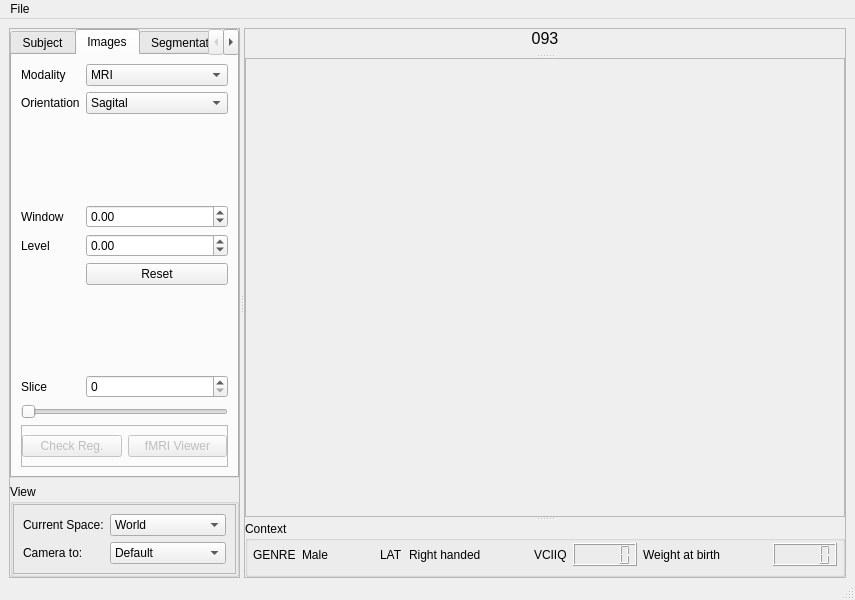
Old version of the form braviz/interaction/qt_guis/subject_overview.ui in the repository diego0020/braviz-app.
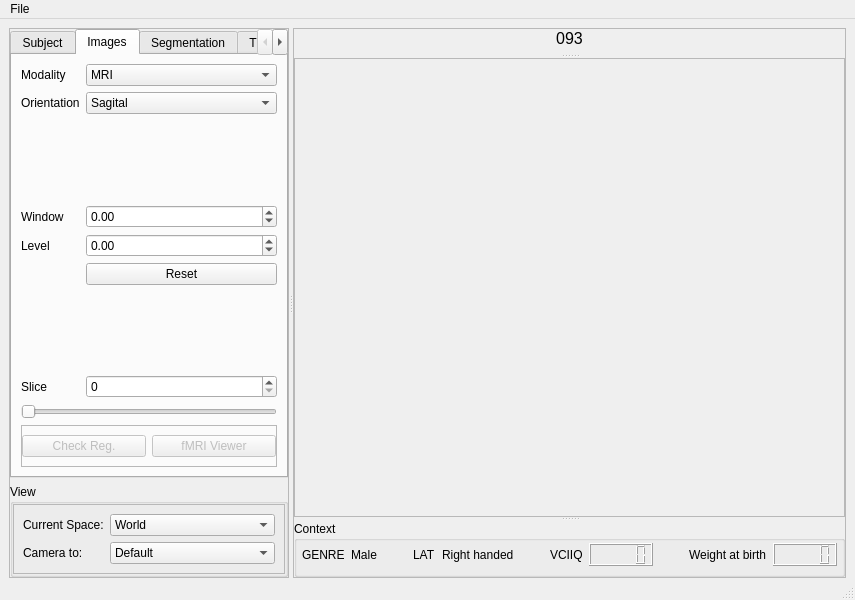
New version of the form. The open tabs and pages were chosen to show the change.

Commit message: subjects table

Diff of the .ui file:
```diff
--- a/braviz/interaction/qt_guis/subject_overview.ui
+++ b/braviz/interaction/qt_guis/subject_overview.ui
@@ -51,6 +51,12 @@
         </property>
         <item>
          <widget class="QTabWidget" name="tab_controls">
+          <property name="sizePolicy">
+           <sizepolicy hsizetype="MinimumExpanding" vsizetype="Preferred">
+            <horstretch>0</horstretch>
+            <verstretch>0</verstretch>
+           </sizepolicy>
+          </property>
           <property name="minimumSize">
            <size>
             <width>200</width>
@@ -202,6 +208,12 @@
             </item>
             <item row="3" column="1">
              <widget class="QDoubleSpinBox" name="image_window">
+              <property name="sizePolicy">
+               <sizepolicy hsizetype="MinimumExpanding" vsizetype="Fixed">
+                <horstretch>0</horstretch>
+                <verstretch>0</verstretch>
+               </sizepolicy>
+              </property>
               <property name="minimum">
                <double>-10000.000000000000000</double>
               </property>
@@ -225,6 +237,12 @@
             </item>
             <item row="4" column="1">
              <widget class="QDoubleSpinBox" name="image_level">
+              <property name="sizePolicy">
+               <sizepolicy hsizetype="MinimumExpanding" vsizetype="Fixed">
+                <horstretch>0</horstretch>
+                <verstretch>0</verstretch>
+               </sizepolicy>
+              </property>
               <property name="minimum">
                <double>-10000.000000000000000</double>
               </property>
@@ -238,6 +256,12 @@
             </item>
             <item row="5" column="1">
              <widget class="QPushButton" name="reset_window_level">
+              <property name="sizePolicy">
+               <sizepolicy hsizetype="MinimumExpanding" vsizetype="Fixed">
+                <horstretch>0</horstretch>
+                <verstretch>0</verstretch>
+               </sizepolicy>
+              </property>
               <property name="text">
                <string>Reset</string>
               </property>
@@ -267,7 +291,14 @@
              </widget>
             </item>
             <item row="7" column="1">
-             <widget class="QSpinBox" name="slice_spin"/>
+             <widget class="QSpinBox" name="slice_spin">
+              <property name="sizePolicy">
+               <sizepolicy hsizetype="MinimumExpanding" vsizetype="Fixed">
+                <horstretch>0</horstretch>
+                <verstretch>0</verstretch>
+               </sizepolicy>
+              </property>
+             </widget>
             </item>
             <item row="8" column="0" colspan="2">
              <widget class="QSlider" name="slice_slider">
@@ -296,6 +327,12 @@
                  <property name="enabled">
                   <bool>false</bool>
                  </property>
+                 <property name="sizePolicy">
+                  <sizepolicy hsizetype="MinimumExpanding" vsizetype="Fixed">
+                   <horstretch>0</horstretch>
+                   <verstretch>0</verstretch>
+                  </sizepolicy>
+                 </property>
                  <property name="toolTip">
                   <string>Open image in &quot;Check Registration&quot; application</string>
                  </property>
@@ -309,6 +346,12 @@
                  <property name="enabled">
                   <bool>false</bool>
                  </property>
+                 <property name="sizePolicy">
+                  <sizepolicy hsizetype="MinimumExpanding" vsizetype="Fixed">
+                   <horstretch>0</horstretch>
+                   <verstretch>0</verstretch>
+                  </sizepolicy>
+                 </property>
                  <property name="toolTip">
                   <string>Open fMRI in fMRI viewer</string>
                  </property>
@@ -545,7 +588,7 @@
            </property>
            <property name="minimumSize">
             <size>
-             <width>600</width>
+             <width>400</width>
              <height>0</height>
             </size>
            </property>
@@ -618,7 +661,7 @@
               </property>
               <property name="sizeHint" stdset="0">
                <size>
-                <width>40</width>
+                <width>20</width>
                 <height>20</height>
                </size>
               </property>
@@ -645,7 +688,7 @@
               </property>
               <property name="sizeHint" stdset="0">
                <size>
-                <width>40</width>
+                <width>20</width>
                 <height>20</height>
                </size>
               </property>
@@ -668,6 +711,19 @@
               </property>
              </widget>
             </item>
+            <item>
+             <spacer name="horizontalSpacer">
+              <property name="orientation">
+               <enum>Qt::Horizontal</enum>
+              </property>
+              <property name="sizeHint" stdset="0">
+               <size>
+                <width>20</width>
+                <height>20</height>
+               </size>
+              </property>
+             </spacer>
+            </item>
             <item>
              <widget class="QLabel" name="label_8">
               <property name="text">
@@ -675,19 +731,6 @@
               </property>
              </widget>
             </item>
-            <item>
-             <spacer name="horizontalSpacer">
-              <property name="orientation">
-               <enum>Qt::Horizontal</enum>
-              </property>
-              <property name="sizeHint" stdset="0">
-               <size>
-                <width>40</width>
-                <height>20</height>
-               </size>
-              </property>
-             </spacer>
-            </item>
             <item>
              <widget class="QLCDNumber" name="lcdNumber_2">
               <property name="sizePolicy">
```
Left out of the diff: 21 changed lines with no effect on the pictures. The commit also changes 5 other files.
